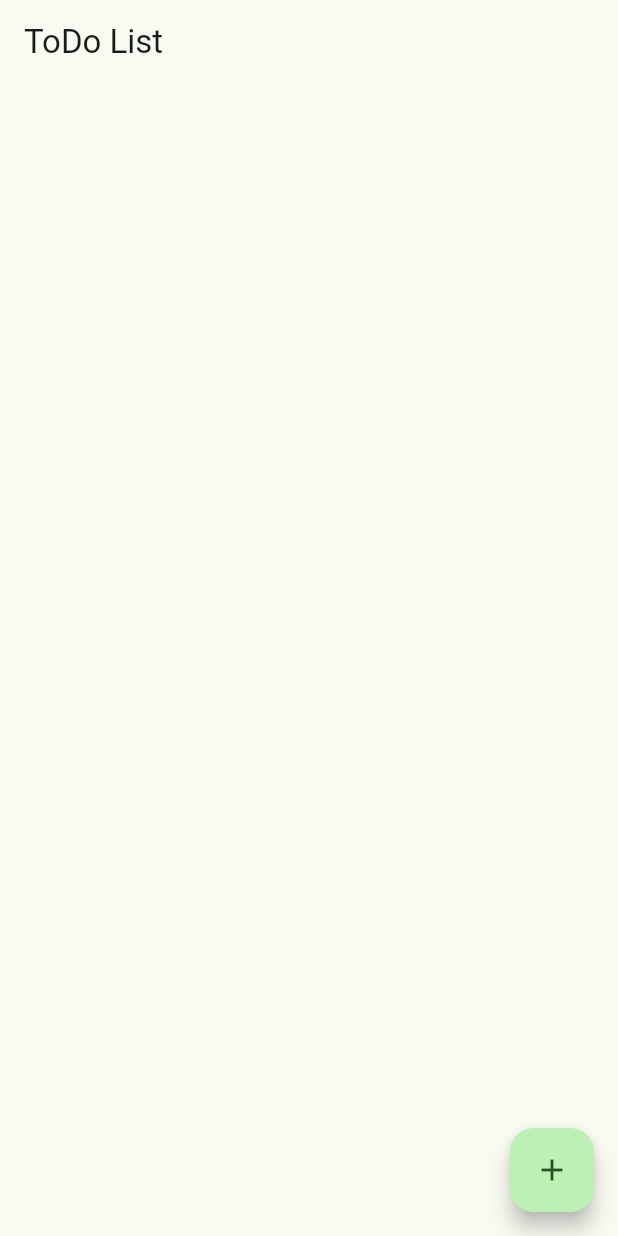
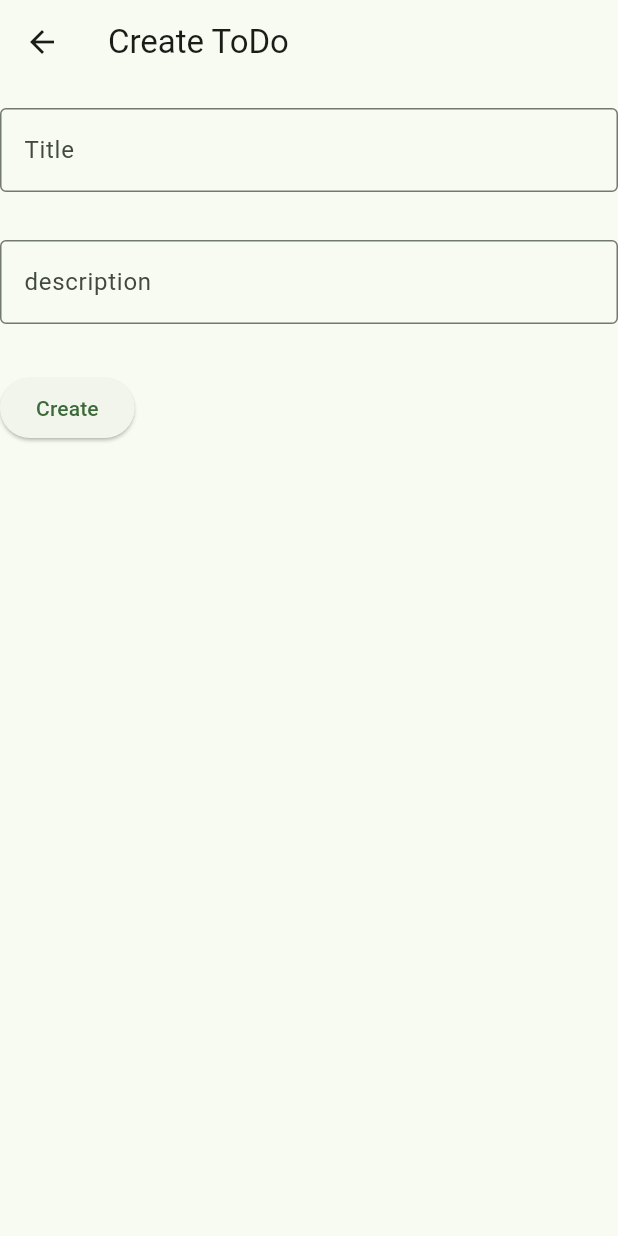
Before and after one commit to Reimanbow/todo_flutter, a Flutter app: the screen it shows after launch, after a tap on the "add" icon, on a phone screen of 412 x 824 dp. Run offline on Flutter 3.47's test engine with Material 3 defaults, Android fonts, the phone set to English and light mode, and no system bars.

Commit message:
Todo作成画面の作成

```diff
--- a/lib/main.dart
+++ b/lib/main.dart
@@ -26,7 +26,7 @@ class MyApp extends StatelessWidget {
       theme: ThemeData(
         colorScheme: ColorScheme.fromSeed(seedColor: Colors.green),
       ),
-      home: TodoApp(),
+      home: const TodoApp(),
     );
   }
 }
@@ -42,12 +42,26 @@ class TodoApp extends StatefulWidget {
 class _TodoAppState extends State<TodoApp> {
   List<Todo> todos = [];
 
+  // Todo作成画面に遷移
+  Future<void> _navigateCreateTodoScreen(BuildContext context) async {
+    final result = await Navigator.push(
+      context,
+      MaterialPageRoute(builder: (context) => const CreateTodoScreen()),
+    );
+
+    setState(() {
+      todos.add(result);
+    });
+  }
+
   @override
   Widget build(BuildContext context) {
     return Scaffold(
       appBar: AppBar(
         title: const Text("ToDo List"),
       ),
+
+      // 横にスライドすることでTodoを削除する
       body: ListView.builder(
         itemCount: todos.length,
         itemBuilder: (context, index) {
@@ -59,6 +73,7 @@ class _TodoAppState extends State<TodoApp> {
                 todos.removeAt(index);
               });
 
+              // 削除の通知
               ScaffoldMessenger.of(context).showSnackBar(
                   SnackBar(content: Text("${todo.getTitle} delete")));
             },
@@ -72,11 +87,101 @@ class _TodoAppState extends State<TodoApp> {
         },
       ),
       floatingActionButton: FloatingActionButton(
-        //TODO 作成画面に遷移
-        onPressed: () {},
+        // 作成画面に遷移
+        onPressed: () => _navigateCreateTodoScreen(context),
         tooltip: "Create ToDo",
         child: const Icon(Icons.add),
       ),
     );
   }
 }
+
+class CreateTodoScreen extends StatefulWidget {
+  const CreateTodoScreen({super.key});
+
+  @override
+  State<CreateTodoScreen> createState() => _CreateTodoScreenState();
+}
+
+class _CreateTodoScreenState extends State<CreateTodoScreen> {
+  final _formKey = GlobalKey<FormState>();
+  final _titleController = TextEditingController();
+  final _descriptionController = TextEditingController();
+
+  @override
+  void dispose() {
+    _titleController.dispose();
+    _descriptionController.dispose();
+    super.dispose();
+  }
+
+  @override
+  Widget build(BuildContext context) {
+    return Scaffold(
+      appBar: AppBar(
+        title: const Text("Create ToDo"),
+      ),
+      body: Form(
+        key: _formKey,
+        child: Column(
+          crossAxisAlignment: CrossAxisAlignment.start,
+          mainAxisAlignment: MainAxisAlignment.start,
+          children: [
+            _TodoTextField(
+              controller: _titleController,
+              label: "Title",
+            ),
+            _TodoTextField(
+              controller: _descriptionController,
+              label: "description",
+            ),
+            Padding(
+              padding: const EdgeInsets.symmetric(vertical: 16),
+              child: ElevatedButton(
+                onPressed: () {
+                  if (_formKey.currentState!.validate()) {
+                    final todo = Todo(
+                        _titleController.text, _descriptionController.text);
+                    Navigator.pop(context, todo);
+                  }
+                },
+                child: const Text("Create"),
+              ),
+            ),
+          ],
+        ),
+      ),
+    );
+  }
+}
+
+// Todo作成時の入力フィールド
+class _TodoTextField extends StatelessWidget {
+  const _TodoTextField({
+    required this.controller,
+    required this.label,
+  });
+
+  final TextEditingController controller;
+  final String label;
+
+  @override
+  Widget build(BuildContext context) {
+    return Padding(
+      padding: const EdgeInsets.symmetric(vertical: 16),
+      child: TextFormField(
+        controller: controller,
+        validator: (value) {
+          if (value == null || value.isEmpty) {
+            return "Please Fill $label";
+          }
+          return null;
+        },
+        decoration: InputDecoration(
+          border: const OutlineInputBorder(),
+          labelText: label,
+        ),
+      ),
+    );
+  }
+}
```
